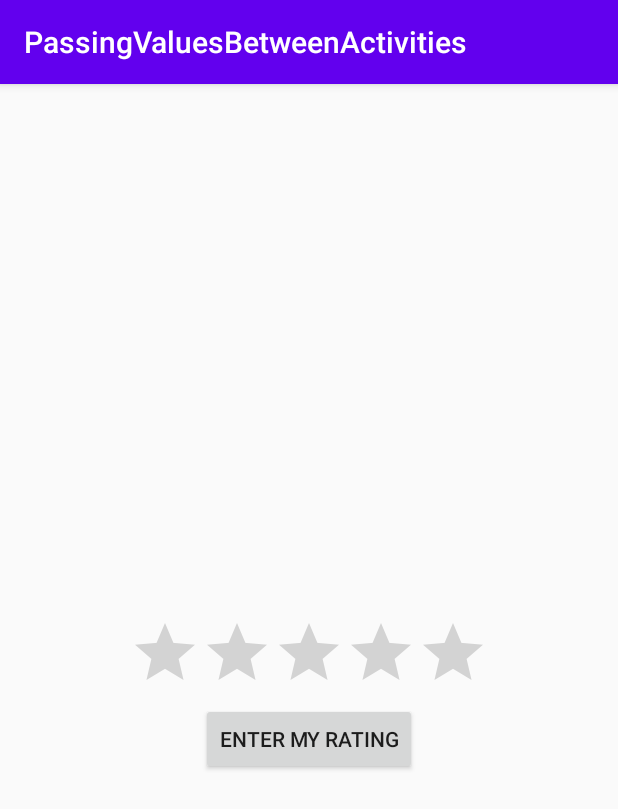
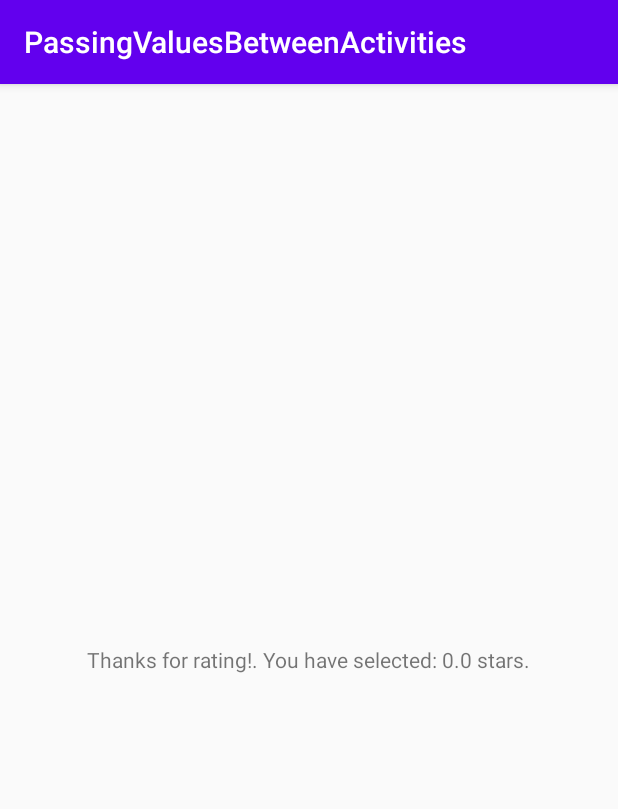
Before and after one commit to pradeep-charism/Android-Projects, an Android app: the screen it shows after launch (MainActivity before the commit, SecondActivity after it), after a tap on "ENTER MY RATING", on a phone screen of 412 x 824 dp. Shown: the top 809 px of the screen. Run offline under Robolectric (Android 15) with nearby library versions, the phone set to English and light mode, and no system bars.

Commit message:
Pass value to the next activity

```diff
--- a/PassingValuesBetweenActivities/app/src/main/AndroidManifest.xml
+++ b/PassingValuesBetweenActivities/app/src/main/AndroidManifest.xml
@@ -9,6 +9,7 @@
         android:roundIcon="@mipmap/ic_launcher_round"
         android:supportsRtl="true"
         android:theme="@style/AppTheme">
+        <activity android:name=".SecondActivity"></activity>
         <activity android:name=".MainActivity">
             <intent-filter>
                 <action android:name="android.intent.action.MAIN" />
--- a/PassingValuesBetweenActivities/app/src/main/java/com/example/passingvaluesbetweenactivities/MainActivity.java
+++ b/PassingValuesBetweenActivities/app/src/main/java/com/example/passingvaluesbetweenactivities/MainActivity.java
@@ -2,6 +2,7 @@ package com.example.passingvaluesbetweenactivities;
 
 import androidx.appcompat.app.AppCompatActivity;
 
+import android.content.Intent;
 import android.os.Bundle;
 import android.view.View;
 import android.widget.RatingBar;
@@ -19,6 +20,9 @@ public class MainActivity extends AppCompatActivity {
         RatingBar ratingBar = findViewById(R.id.ratingBar);
         float rating = ratingBar.getRating();
         Toast.makeText(getApplicationContext(), "Selected rating: "+ rating, Toast.LENGTH_SHORT).show();
-
+        Intent firstActivity = new Intent(this, SecondActivity.class);
+        firstActivity.putExtra("numOfStars", rating);
+        startActivity(firstActivity);
+        finish();
     }
 }
--- /dev/null
+++ b/PassingValuesBetweenActivities/app/src/main/java/com/example/passingvaluesbetweenactivities/SecondActivity.java
@@ -0,0 +1,20 @@
+package com.example.passingvaluesbetweenactivities;
+
+import androidx.appcompat.app.AppCompatActivity;
+
+import android.content.Intent;
+import android.os.Bundle;
+import android.widget.TextView;
+
+public class SecondActivity extends AppCompatActivity {
+
+    @Override
+    protected void onCreate(Bundle savedInstanceState) {
+        super.onCreate(savedInstanceState);
+        setContentView(R.layout.activity_second);
+        Intent caller = getIntent();
+        float rating = caller.getFloatExtra("numOfStars", 0);
+        TextView ratingViewer = findViewById(R.id.ratingViewer);
+        ratingViewer.setText("Thanks for rating!. You have selected: " + rating+ " stars.");
+    }
+}
--- a/PassingValuesBetweenActivities/app/src/main/res/layout/activity_main.xml
+++ b/PassingValuesBetweenActivities/app/src/main/res/layout/activity_main.xml
@@ -11,6 +11,7 @@
         android:layout_width="wrap_content"
         android:layout_height="wrap_content"
         android:layout_centerInParent="true"
+        android:numStars="3"
         android:stepSize="1" />
 
     <Button
--- /dev/null
+++ b/PassingValuesBetweenActivities/app/src/main/res/layout/activity_second.xml
@@ -0,0 +1,15 @@
+<?xml version="1.0" encoding="utf-8"?>
+<RelativeLayout xmlns:android="http://schemas.android.com/apk/res/android"
+    xmlns:app="http://schemas.android.com/apk/res-auto"
+    xmlns:tools="http://schemas.android.com/tools"
+    android:layout_width="match_parent"
+    android:layout_height="match_parent"
+    tools:context=".SecondActivity">
+
+    <TextView
+        android:id="@+id/ratingViewer"
+        android:layout_width="wrap_content"
+        android:layout_height="wrap_content"
+        android:layout_centerInParent="true"
+        android:text="Thanks for rating" />
+</RelativeLayout>
```
